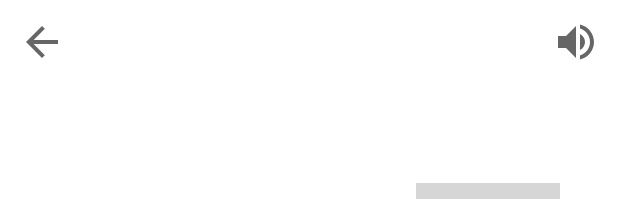
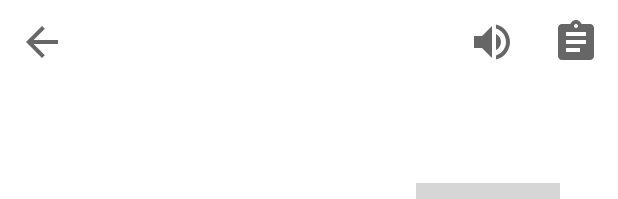
Before and after one commit to pjs562/HomeTraining, an Android app: the layout activity_main.xml on its own in the app's theme, with its tools: preview values and no code run, on a phone screen of 412 x 824 dp. Shown: the top 199 px of the screen. Run offline under Robolectric (Android 15) with nearby library versions, the light colour scheme and no system bars.

Commit message:
instruction 추가

```diff
--- a/app/src/main/java/unist/pjs/hometraining/MainActivity.kt
+++ b/app/src/main/java/unist/pjs/hometraining/MainActivity.kt
@@ -128,7 +128,7 @@ class MainActivity : AppCompatActivity() {
                     } else if (matches[i].contains("start") || matches[i].contains("resume")|| matches[i].contains("Prism", true) || matches[i].contains("part", true)) {
                         binding.tvPause.text = "PAUSE"
                         startCountDown(finalTime)
-                    } else if (matches[i].contains("pause") || matches[i].contains("stop") || matches[i].contains("cost") || matches[i].contains("post")) {
+                    } else if (matches[i].contains("pause") || matches[i].contains("stop") || matches[i].contains("cost") || matches[i].contains("post")||matches[i].contains("pulse")) {
                         binding.tvPause.text = "RESUME"
                         countDownTimer.cancel()
                     } else if (matches[i].contains("next")||matches[i].contains("text")||matches[i].contains("maxed")) {
@@ -204,13 +204,20 @@ class MainActivity : AppCompatActivity() {
             switchPage(currentPage)
         }
         binding.tbAppbar.apply {
-            setOnMenuItemClickListener {
-                ttsSpeak(currentString)
-                true
+            setOnMenuItemClickListener { item ->
+                when(item.itemId){
+                    R.id.menu_speaker -> ttsSpeak(currentString)
+                    R.id.menu_instruction -> binding.tvExplain.visibility = View.VISIBLE
+                }
+                false
             }
             setNavigationOnClickListener {
-                currentPage = if (currentPage == 1) 7 else currentPage - 1
-                switchPage(currentPage)
+                if(binding.tvExplain.visibility == View.VISIBLE)
+                    binding.tvExplain.visibility = View.GONE
+                else{
+                    currentPage = if (currentPage == 1) 7 else currentPage - 1
+                    switchPage(currentPage)
+                }
             }
         }
         stt()
--- /dev/null
+++ b/app/src/main/res/drawable/ic_baseline_assignment_24.xml
@@ -0,0 +1,5 @@
+<vector android:autoMirrored="true" android:height="32dp"
+    android:tint="#676666" android:viewportHeight="24"
+    android:viewportWidth="24" android:width="32dp" xmlns:android="http://schemas.android.com/apk/res/android">
+    <path android:fillColor="@android:color/white" android:pathData="M19,3h-4.18C14.4,1.84 13.3,1 12,1c-1.3,0 -2.4,0.84 -2.82,2L5,3c-1.1,0 -2,0.9 -2,2v14c0,1.1 0.9,2 2,2h14c1.1,0 2,-0.9 2,-2L21,5c0,-1.1 -0.9,-2 -2,-2zM12,3c0.55,0 1,0.45 1,1s-0.45,1 -1,1 -1,-0.45 -1,-1 0.45,-1 1,-1zM14,17L7,17v-2h7v2zM17,13L7,13v-2h10v2zM17,9L7,9L7,7h10v2z"/>
+</vector>
--- a/app/src/main/res/layout/activity_main.xml
+++ b/app/src/main/res/layout/activity_main.xml
@@ -5,20 +5,21 @@
     android:layout_width="match_parent"
     android:layout_height="match_parent"
     tools:context=".MainActivity">
+
     <ImageView
         android:id="@+id/iv_gif"
         android:layout_width="match_parent"
         android:layout_height="wrap_content"
         app:layout_constraintLeft_toLeftOf="parent"
         app:layout_constraintRight_toRightOf="parent"
-        app:layout_constraintTop_toBottomOf="@id/tb_appbar"/>
+        app:layout_constraintTop_toBottomOf="@id/tb_appbar" />
 
     <TextView
         android:id="@+id/tv_time"
         android:layout_width="wrap_content"
         android:layout_height="wrap_content"
+        android:text="01:00"
         android:textColor="@color/black"
-        android:text="01:00"
         android:textSize="40sp"
         android:textStyle="bold"
         app:layout_constraintBottom_toTopOf="@id/tv_title"
@@ -30,23 +31,24 @@
         android:id="@+id/tv_add_time"
         android:layout_width="wrap_content"
         android:layout_height="wrap_content"
+        android:layout_marginLeft="20dp"
+        android:background="@drawable/ripple_button3"
+        android:paddingHorizontal="10dp"
+        android:paddingVertical="5dp"
+        android:text="+20s"
         android:textColor="@color/white"
-        android:background="@drawable/ripple_button3"
-        android:paddingVertical="5dp"
-        android:paddingHorizontal="10dp"
-        android:text="+20s"
-        android:layout_marginLeft="20dp"
         android:textSize="20sp"
         android:textStyle="bold"
         app:layout_constraintBottom_toTopOf="@id/tv_title"
         app:layout_constraintLeft_toRightOf="@id/tv_time"
         app:layout_constraintTop_toBottomOf="@id/iv_gif" />
+
     <TextView
         android:id="@+id/tv_title"
         android:layout_width="wrap_content"
         android:layout_height="wrap_content"
+        android:text="INCLINE PUSH-UPS"
         android:textColor="@color/black"
-        android:text="INCLINE PUSH-UPS"
         android:textSize="24sp"
         android:textStyle="bold"
         app:layout_constraintBottom_toTopOf="@id/tv_count"
@@ -58,8 +60,8 @@
         android:id="@+id/tv_count"
         android:layout_width="wrap_content"
         android:layout_height="wrap_content"
+        android:text="x16"
         android:textColor="@color/black"
-        android:text="x16"
         android:textSize="32sp"
         android:textStyle="bold"
         app:layout_constraintBottom_toTopOf="@id/tv_pause"
@@ -75,11 +77,11 @@
         android:background="@drawable/ripple_button"
         android:elevation="9dp"
         android:gravity="center"
-        android:textStyle="bold"
         android:paddingVertical="15dp"
         android:text="@string/start"
         android:textColor="@color/white"
         android:textSize="20sp"
+        android:textStyle="bold"
         app:layout_constraintBottom_toTopOf="@id/tv_prev"
         app:layout_constraintLeft_toLeftOf="parent"
         app:layout_constraintRight_toRightOf="parent"
@@ -90,32 +92,25 @@
         android:layout_width="140dp"
         android:layout_height="wrap_content"
         android:background="@drawable/ripple_button2"
+        android:drawableLeft="@drawable/ic_baseline_skip_previous_24"
         android:elevation="9dp"
+        android:paddingHorizontal="15dp"
         android:paddingVertical="15dp"
         android:text="@string/prev"
         android:textColor="@color/gray"
         android:textSize="20sp"
         android:textStyle="bold"
-        android:paddingHorizontal="15dp"
-        android:drawableLeft="@drawable/ic_baseline_skip_previous_24"
-        app:layout_constraintRight_toLeftOf="@id/tv_next"
         app:layout_constraintBottom_toBottomOf="parent"
         app:layout_constraintLeft_toLeftOf="parent"
+        app:layout_constraintRight_toLeftOf="@id/tv_next"
         app:layout_constraintTop_toBottomOf="@id/tv_pause" />
 
-    <View
-        android:layout_width="1dp"
-        android:layout_height="20dp"
-        android:background="@color/light_gray"
-        app:layout_constraintStart_toEndOf="@id/tv_prev"
-        app:layout_constraintEnd_toStartOf="@id/tv_next"
-        app:layout_constraintTop_toTopOf="@id/tv_prev"
-        app:layout_constraintBottom_toBottomOf="@id/tv_prev"/>
     <TextView
         android:id="@+id/tv_next"
         android:layout_width="140dp"
         android:layout_height="wrap_content"
         android:background="@drawable/ripple_button2"
+        android:drawableLeft="@drawable/ic_baseline_skip_next_24"
         android:elevation="9dp"
         android:paddingHorizontal="30dp"
         android:paddingVertical="15dp"
@@ -123,11 +118,32 @@
         android:textColor="@color/gray"
         android:textSize="20sp"
         android:textStyle="bold"
-        android:drawableLeft="@drawable/ic_baseline_skip_next_24"
+        app:layout_constraintBottom_toBottomOf="parent"
+        app:layout_constraintLeft_toRightOf="@id/tv_prev"
         app:layout_constraintRight_toRightOf="parent"
-        app:layout_constraintLeft_toRightOf="@id/tv_prev"
+        app:layout_constraintTop_toBottomOf="@id/tv_pause" />
+
+    <TextView
+        android:id="@+id/tv_explain"
+        android:layout_width="match_parent"
+        android:layout_height="0dp"
+        android:background="@color/white"
+        android:padding="10dp"
+        android:text="@string/explain"
+        android:textSize="20sp"
+        android:textStyle="bold"
+        android:visibility="gone"
         app:layout_constraintBottom_toBottomOf="parent"
-        app:layout_constraintTop_toBottomOf="@id/tv_pause" />
+        app:layout_constraintTop_toBottomOf="@id/tb_appbar" />
+
+    <View
+        android:layout_width="1dp"
+        android:layout_height="20dp"
+        android:background="@color/light_gray"
+        app:layout_constraintBottom_toBottomOf="@id/tv_prev"
+        app:layout_constraintEnd_toStartOf="@id/tv_next"
+        app:layout_constraintStart_toEndOf="@id/tv_prev"
+        app:layout_constraintTop_toTopOf="@id/tv_prev" />
 
     <com.google.android.material.appbar.MaterialToolbar
         android:id="@+id/tb_appbar"
--- a/app/src/main/res/menu/menu_speaker.xml
+++ b/app/src/main/res/menu/menu_speaker.xml
@@ -6,4 +6,9 @@
         android:icon="@drawable/ic_baseline_volume_up_24"
         android:title="@string/menu_speaker"
         app:showAsAction="ifRoom" />
+    <item
+        android:id="@+id/menu_instruction"
+        android:icon="@drawable/ic_baseline_assignment_24"
+        android:title="@string/menu_instruction"
+        app:showAsAction="ifRoom" />
 </menu>
--- a/app/src/main/res/values/strings.xml
+++ b/app/src/main/res/values/strings.xml
@@ -5,6 +5,7 @@
     <string name="prev">Previous</string>
     <string name="next">Next</string>
     <string name="menu_speaker">speaker</string>
+    <string name="menu_instruction">instruction</string>
     <string name="incline_push_up">
         incline push ups.
         Begin in the regular push-up position but with your hands elevated on a chair on bench.
@@ -26,4 +27,13 @@
         then push your body up and down.
         Remember to keep your body straight.</string>
     <string name="rest">Get some rest.</string>
+    <string name="explain">
+        you can control home training app by your voice\n\nandroid setting language should be english(United States)\n\n
+        \"plus number\" can increase remain time\n\n
+        \"minus number\" can reduce remain time\n\n
+        \"explain\" can explain about exercise\n\n
+        \"next\" can go to next slide\n\n
+        \"previous\" can go to previous slide\n\n
+        \"pause\", \"stop\" stops time decreasing\n\n
+        \"start\" start time decreasing</string>
 </resources>
```
